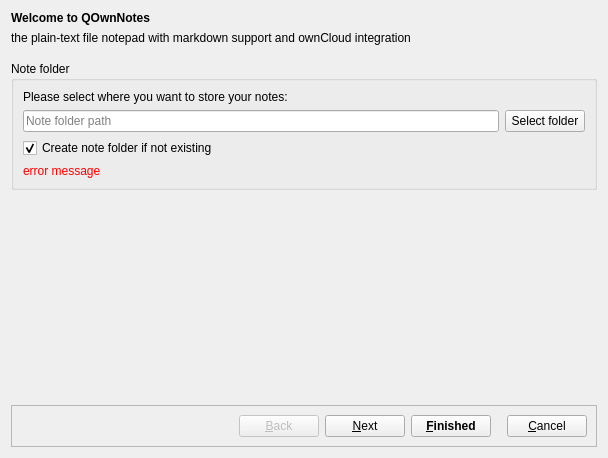
This is src/dialogs/welcomedialog.ui in pbek/QOwnNotes as Qt 5 draws it before an edit. The edited form follows.
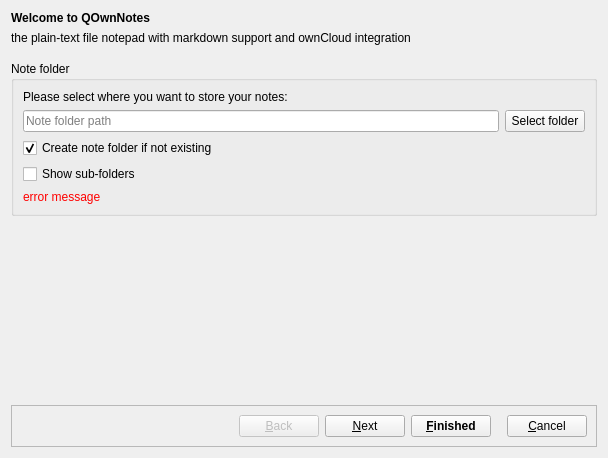
This is the edited form. The open tabs and pages were chosen to show the change. Icons and pictures are not drawn. Custom widgets are drawn as their Qt base class.

Commit message: note sub-folders can be enabled in welcome dialog

The edit to the form file:
```diff
--- a/src/dialogs/welcomedialog.ui
+++ b/src/dialogs/welcomedialog.ui
@@ -168,7 +168,7 @@
           <string>Note folder</string>
          </property>
          <layout class="QGridLayout" name="gridLayout_3">
-          <item row="3" column="0">
+          <item row="4" column="0">
            <widget class="QLabel" name="errorMessageLabel">
             <property name="styleSheet">
              <string notr="true">* { color: red }</string>
@@ -240,6 +240,13 @@
             </layout>
            </widget>
           </item>
+          <item row="3" column="0">
+           <widget class="QCheckBox" name="showNoteSubFoldersCheckBox">
+            <property name="text">
+             <string>Show sub-folders</string>
+            </property>
+           </widget>
+          </item>
          </layout>
         </widget>
        </item>
```
Left out of the diff: 16 changed lines with no effect on the pictures. The commit also changes 32 other files.
